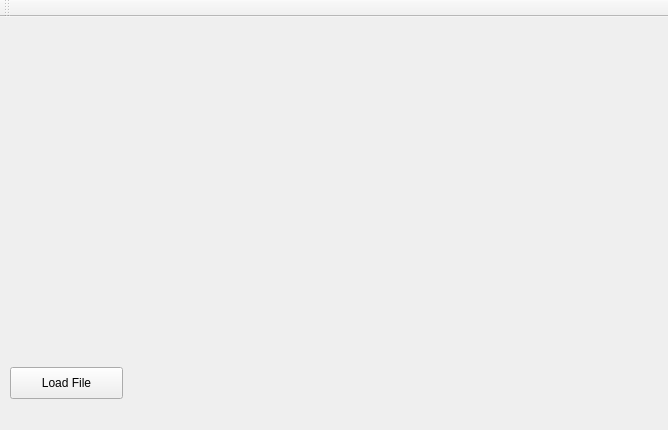
tmaxthomas/MemVis, file vizRenderQt/mainwindow.ui: the form before one commit.
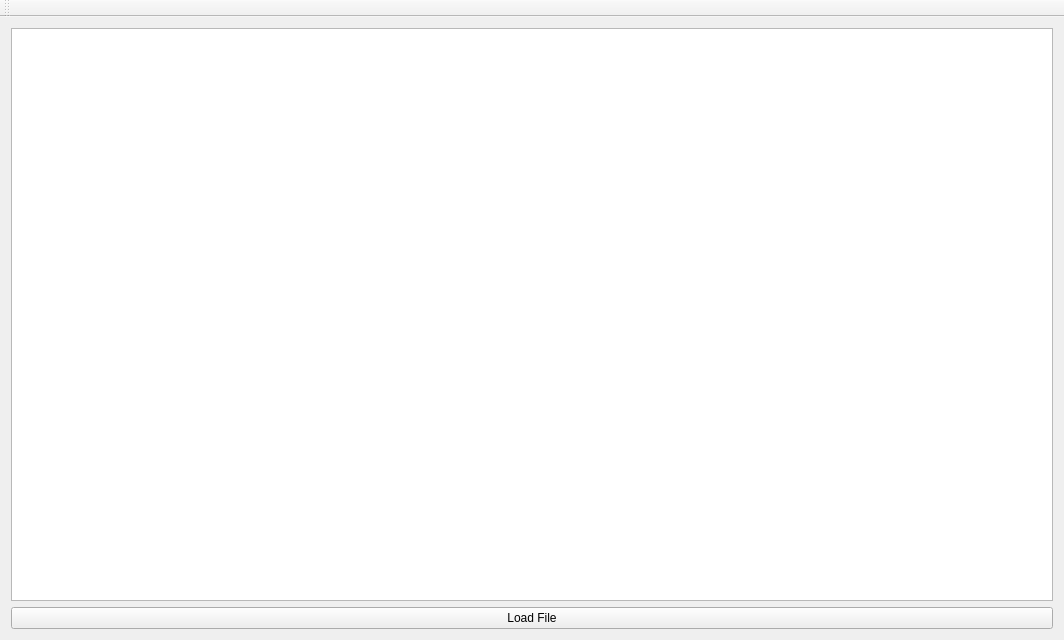
The form after the commit.

What changed in the file:
```diff
--- a/vizRenderQt/mainwindow.ui
+++ b/vizRenderQt/mainwindow.ui
@@ -6,27 +6,38 @@
    <rect>
     <x>0</x>
     <y>0</y>
-    <width>668</width>
-    <height>430</height>
+    <width>1064</width>
+    <height>640</height>
    </rect>
   </property>
+  <property name="sizePolicy">
+   <sizepolicy hsizetype="Expanding" vsizetype="Expanding">
+    <horstretch>1</horstretch>
+    <verstretch>1</verstretch>
+   </sizepolicy>
+  </property>
   <property name="windowTitle">
    <string>MainWindow</string>
   </property>
   <widget class="QWidget" name="centralWidget">
+   <property name="sizePolicy">
+    <sizepolicy hsizetype="Expanding" vsizetype="Expanding">
+     <horstretch>1</horstretch>
+     <verstretch>1</verstretch>
+    </sizepolicy>
+   </property>
+   <layout class="QGridLayout" name="gridLayout_2">
+    <item row="0" column="0">
+     <widget class="QGraphicsView" name="graphicsView"/>
+    </item>
+    <item row="1" column="0">
    <widget class="QPushButton" name="loadFileButton">
-    <property name="geometry">
-     <rect>
-      <x>10</x>
-      <y>350</y>
-      <width>113</width>
-      <height>32</height>
-     </rect>
-    </property>
     <property name="text">
      <string>Load File</string>
     </property>
    </widget>
+    </item>
+   </layout>
   </widget>
   <widget class="QMenuBar" name="menuBar">
    <property name="geometry">
```
Left out of the diff: 2 changed lines with no effect on the pictures. Lines whose indentation alone changed are shown as unchanged.
